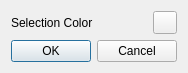
Qt form tools/assetpipelineeditor/settingsdialog.ui (KDAB/kuesa) before a commit.
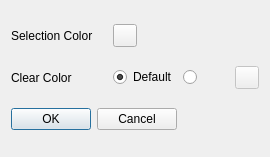
The same form after that commit.

The edit to the form file:
```diff
--- a/tools/assetpipelineeditor/settingsdialog.ui
+++ b/tools/assetpipelineeditor/settingsdialog.ui
@@ -6,8 +6,8 @@
    <rect>
     <x>0</x>
     <y>0</y>
-    <width>184</width>
-    <height>71</height>
+    <width>270</width>
+    <height>157</height>
    </rect>
   </property>
   <property name="windowTitle">
@@ -21,7 +21,45 @@
      </property>
     </widget>
    </item>
-   <item row="1" column="0" colspan="2">
+   <item row="1" column="0">
+    <widget class="QLabel" name="label_2">
+     <property name="text">
+      <string>Clear Color</string>
+     </property>
+    </widget>
+   </item>
+   <item row="1" column="1">
+    <widget class="QRadioButton" name="defaultClearColor">
+     <property name="text">
+      <string>Default</string>
+     </property>
+     <property name="checked">
+      <bool>true</bool>
+     </property>
+    </widget>
+   </item>
+   <item row="1" column="2">
+    <layout class="QHBoxLayout" name="horizontalLayout">
+     <item>
+      <widget class="QRadioButton" name="customClearColor">
+       <property name="text">
+        <string/>
+       </property>
+      </widget>
+     </item>
+     <item>
+      <widget class="QToolButton" name="customClearColorButton">
+       <property name="enabled">
+        <bool>false</bool>
+       </property>
+       <property name="text">
+        <string/>
+       </property>
+      </widget>
+     </item>
+    </layout>
+   </item>
+   <item row="2" column="0" colspan="2">
     <widget class="QDialogButtonBox" name="buttonBox">
      <property name="orientation">
       <enum>Qt::Horizontal</enum>
```
Left out of the diff: 28 changed lines with no effect on the pictures.
